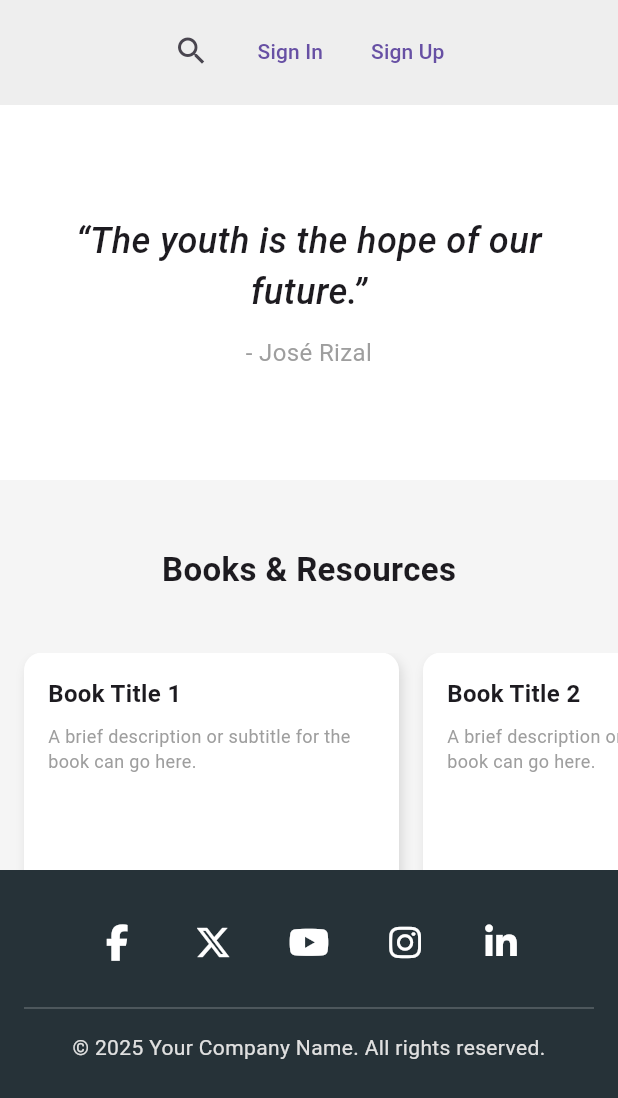
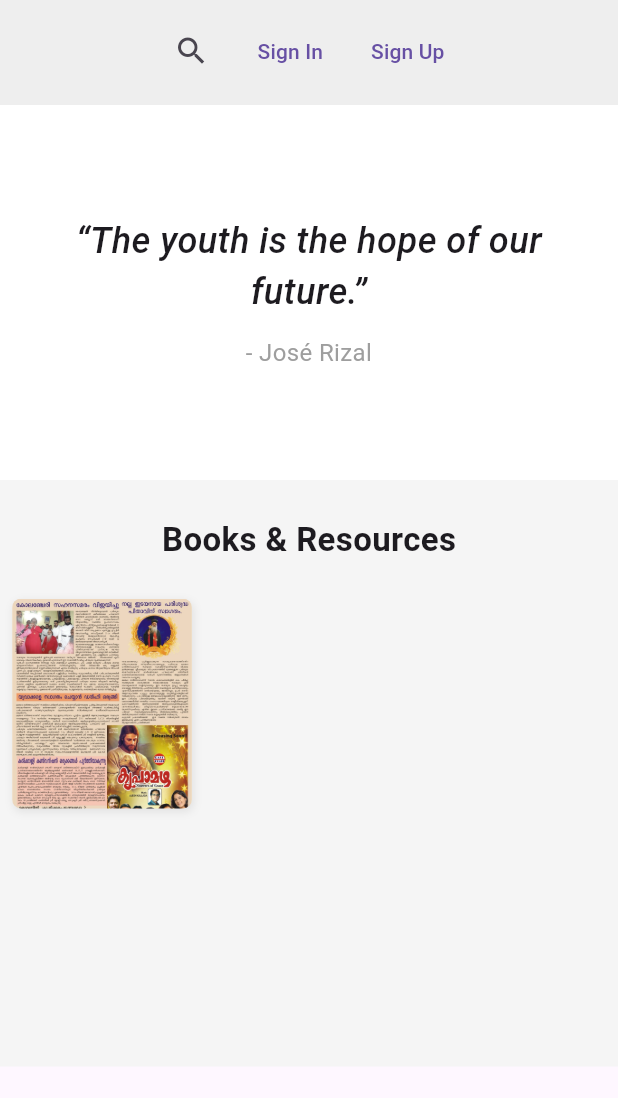
Before and after one commit to YuvajanaTeam/YuvajanaFrontend, a Flutter app: the screen it shows after launch, on a phone screen of 412 x 824 dp, the part 138-1236 px from its top. Run offline on Flutter 3.47's test engine with Material 3 defaults, Android fonts, the light colour scheme and no system bars; our stand-ins replace font_awesome_flutter, google_fonts.

Commit message:
modified middle rows and added new sectiom

```diff
--- a/lib/pages/home_page.dart
+++ b/lib/pages/home_page.dart
@@ -1,4 +1,5 @@
 import 'package:flutter/material.dart';
+import 'package:yuvav1/widgets/MiddleRow4.dart';
 import 'package:yuvav1/widgets/bottom_bar.dart';
 import 'package:yuvav1/widgets/middle_row3.dart';
 import '../widgets/top_bar.dart';
@@ -11,26 +12,28 @@ class HomePage extends StatelessWidget {
   @override
   Widget build(BuildContext context) {
     return Scaffold(
-      body: Column(
+      body: SafeArea(
+        child: Column(
           children: [
-          // This expands and scrolls if needed
+            const TopBar(),
+            // Main content area that scrolls
             Expanded(
               child: SingleChildScrollView(
                 child: Column(
                   children: const [
-                  TopBar(),
                     MiddleRow1(),
                     MiddleRow2(),
-                  SizedBox(height: 30,),
+                    SizedBox(height: 30),
                     MiddleRow3(),
+                    MiddleRow4(),
+                    BottomBar(),
                   ],
                 ),
               ),
             ),
-
-          // Always sticks to the bottom
-          const BottomBar(),
+            // BottomBar(),
           ],
+        ),
       ),
     );
   }
--- a/lib/widgets/middle_row1.dart
+++ b/lib/widgets/middle_row1.dart
@@ -14,7 +14,7 @@ class MiddleRow1 extends StatelessWidget {
         child: ConstrainedBox(
           constraints: const BoxConstraints(maxWidth: 800),
           child: Column(
-            mainAxisAlignment: MainAxisAlignment.center, // 👈 Vertically centers the content
+            mainAxisAlignment: MainAxisAlignment.center,
             children: const [
               Text(
                 '“The youth is the hope of our future.”',
--- a/lib/widgets/middle_row2.dart
+++ b/lib/widgets/middle_row2.dart
@@ -5,69 +5,63 @@ class MiddleRow2 extends StatelessWidget {
 
   @override
   Widget build(BuildContext context) {
+    final List<Map<String, String>> magazines = List.generate(
+      1,
+      (i) => {'image': 'assets/mag1.png', 'title': 'Magazine ${i + 1}'},
+    );
+
+    final isDesktop = MediaQuery.of(context).size.width > 800;
+    final double magazineWidth = isDesktop ? 160 : 120;
+    final double magazineHeight = isDesktop ? 200 : 140;
+    const double verticalSpacing = 8;
+
+    final double totalCardHeight = (magazineHeight * 2) + verticalSpacing;
+
     return Container(
       padding: const EdgeInsets.symmetric(vertical: 24.0),
       color: Colors.grey[100],
       width: double.infinity,
       child: Column(
+        crossAxisAlignment: CrossAxisAlignment.start,
         children: [
-          SizedBox(height: 20,),
-          const Text(
-            'Books & Resources',
-            style: TextStyle(
-              fontSize: 22,
-              fontWeight: FontWeight.bold,
+          const Center(
+            child: Text(
+              'Books & Resources',
+              style: TextStyle(fontSize: 22, fontWeight: FontWeight.bold),
             ),
           ),
-          const SizedBox(height: 40),
+          const SizedBox(height: 24),
           SizedBox(
-            height: 280, // Height of each book box
-            child: ListView.separated(
+            height: totalCardHeight,
+            child: ListView.builder(
               scrollDirection: Axis.horizontal,
-              padding: const EdgeInsets.symmetric(horizontal: 16.0),
-              itemCount: 10,
-              separatorBuilder: (_, __) => const SizedBox(width: 16),
+              padding: const EdgeInsets.symmetric(horizontal: 8),
+              itemCount: (magazines.length / 2).ceil(),
               itemBuilder: (context, index) {
+                final int first = index * 2;
+                final int second = first + 1;
+
                 return Container(
-                  width: 250,
-                  decoration: BoxDecoration(
-                    color: Colors.white,
-                    borderRadius: BorderRadius.circular(12),
-                    boxShadow: [
-                      BoxShadow(
-                        color: Colors.black12,
-                        blurRadius: 6,
-                        offset: Offset(2, 4),
+                  margin: const EdgeInsets.only(right: 8),
+                  width: magazineWidth,
+                  child: Column(
+                    children: [
+                      _buildMagazineCard(
+                        context,
+                        magazines[first]['image']!,
+                        magazines[first]['title']!,
+                        magazineWidth,
+                        magazineHeight,
                       ),
-                    ],
-                  ),
-                  padding: const EdgeInsets.all(16),
-                  child: Column(
-                    mainAxisAlignment: MainAxisAlignment.spaceBetween,
-                    crossAxisAlignment: CrossAxisAlignment.start,
-                    children: [
-                      Text(
-                        'Book Title ${index + 1}',
-                        style: const TextStyle(
-                          fontSize: 16,
-                          fontWeight: FontWeight.bold,
+                      SizedBox(height: verticalSpacing),
+                      if (second < magazines.length)
+                        _buildMagazineCard(
+                          context,
+                          magazines[second]['image']!,
+                          magazines[second]['title']!,
+                          magazineWidth,
+                          magazineHeight,
                         ),
-                      ),
-                      const SizedBox(height: 8),
-                      const Text(
-                        'A brief description or subtitle for the book can go here.',
-                        style: TextStyle(fontSize: 12, color: Colors.grey),
-                      ),
-                      const Spacer(),
-                      Align(
-                        alignment: Alignment.bottomRight,
-                        child: ElevatedButton(
-                          onPressed: () {
-                            // TODO: Link to book
-                          },
-                          child: const Text('Read'),
-                        ),
-                      ),
                     ],
                   ),
                 );
@@ -78,4 +72,94 @@ class MiddleRow2 extends StatelessWidget {
       ),
     );
   }
+
+  Widget _buildMagazineCard(
+    BuildContext context,
+    String imgPath,
+    String title,
+    double width,
+    double height,
+  ) {
+    return GestureDetector(
+      onTap: () {
+        ScaffoldMessenger.of(
+          context,
+        ).showSnackBar(SnackBar(content: Text('Tapped on $title')));
+      },
+      child: Stack(
+        children: [
+          Container(
+            width: width,
+            height: height,
+            decoration: BoxDecoration(
+              borderRadius: BorderRadius.circular(6),
+              image: DecorationImage(
+                image: AssetImage(imgPath),
+                fit: BoxFit.cover,
+              ),
+              boxShadow: [
+                BoxShadow(
+                  color: Colors.black.withOpacity(0.08),
+                  blurRadius: 4,
+                  offset: const Offset(1, 2),
+                ),
+              ],
+            ),
+          ),
+          HoverOverlay(title: title, width: width, height: height),
+        ],
+      ),
+    );
+  }
 }
+
+class HoverOverlay extends StatefulWidget {
+  final String title;
+  final double width;
+  final double height;
+
+  const HoverOverlay({
+    super.key,
+    required this.title,
+    required this.width,
+    required this.height,
+  });
+
+  @override
+  State<HoverOverlay> createState() => _HoverOverlayState();
+}
+
+class _HoverOverlayState extends State<HoverOverlay> {
+  bool _hovering = false;
+
+  @override
+  Widget build(BuildContext context) {
+    return MouseRegion(
+      onEnter: (_) => setState(() => _hovering = true),
+      onExit: (_) => setState(() => _hovering = false),
+      child: AnimatedOpacity(
+        opacity: _hovering ? 1.0 : 0.0,
+        duration: const Duration(milliseconds: 200),
+        child: Container(
+          width: widget.width,
+          height: widget.height,
+          decoration: BoxDecoration(
+            borderRadius: BorderRadius.circular(6),
+            color: Colors.black.withOpacity(0.5),
+          ),
+          child: Center(
+            child: Text(
+              widget.title,
+              style: const TextStyle(
+                color: Colors.white,
+                fontSize: 14,
+                fontWeight: FontWeight.bold,
+              ),
+              textAlign: TextAlign.center,
+            ),
+          ),
+        ),
+      ),
+    );
+  }
+}
--- a/pubspec.yaml
+++ b/pubspec.yaml
@@ -30,6 +30,7 @@ environment:
 dependencies:
   font_awesome_flutter: ^10.7.0
   url_launcher: ^6.2.5
+  google_fonts: ^6.2.1
 
   flutter:
     sdk: flutter
@@ -63,7 +64,7 @@ flutter:
 
 
   assets:
-     - assets/logo.png
+     - assets/
 
 
   # An image asset can refer to one or more resolution-specific "variants", see
```
Also changed, not shown: lib/widgets/MiddleRow4.dart (added, +120 -0 lines), lib/widgets/middle_row3.dart (+101 -14 lines), assets/mag1.png (added), pubspec.lock, 2 other files. Lines whose indentation alone changed are shown as unchanged.
